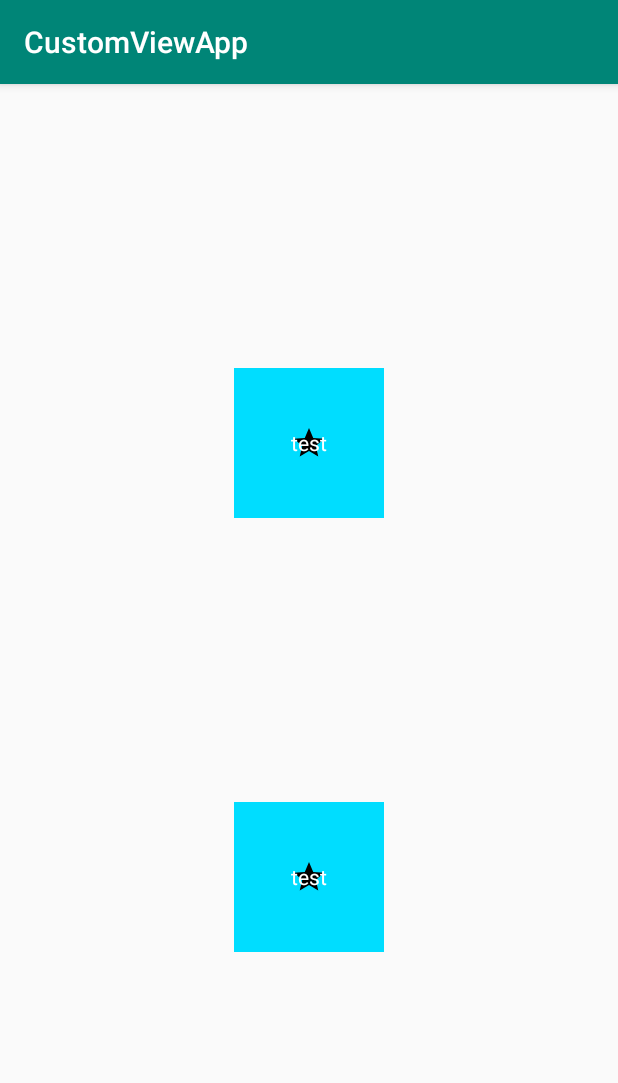
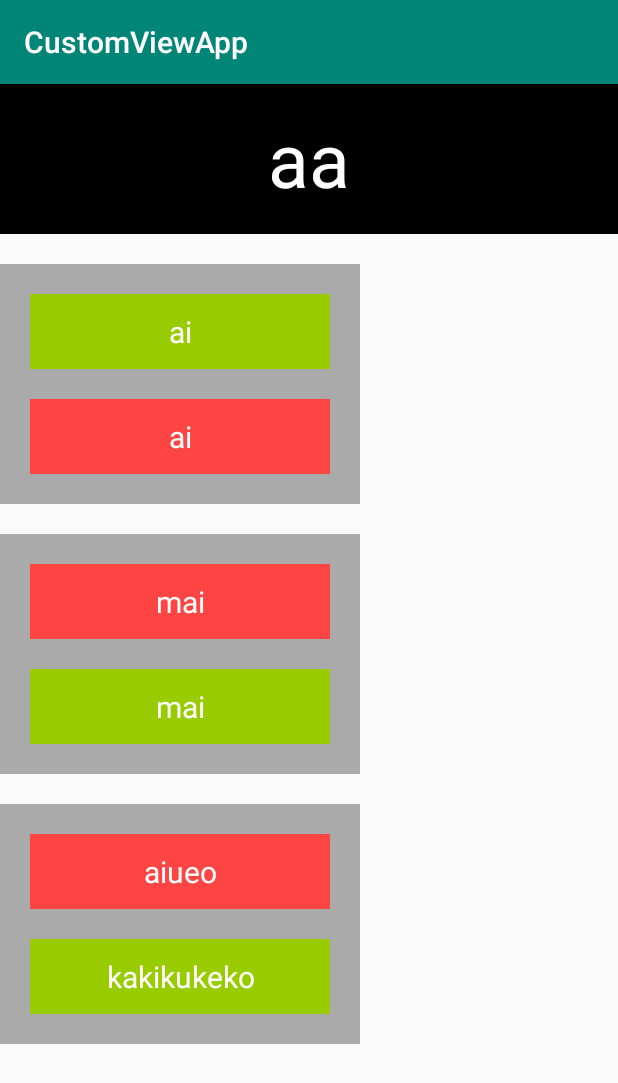
Before and after one commit to u1tramarinet/CustomViewApp, an Android app: the screen it shows after launch (MainActivity), on a phone screen of 412 x 824 dp. Shown: the top 1083 px of the screen. Run offline under Robolectric (Android 15) with nearby library versions, the phone set to English and light mode, and no system bars.

Commit message:
Add about Custom Attr.

```diff
--- a/app/src/main/java/com/example/customviewapp/MainActivity.java
+++ b/app/src/main/java/com/example/customviewapp/MainActivity.java
@@ -1,18 +1,12 @@
 package com.example.customviewapp;
 
-import android.arch.lifecycle.LiveData;
-import android.arch.lifecycle.MutableLiveData;
-import android.arch.lifecycle.Observer;
-import android.support.annotation.IdRes;
+import android.os.Bundle;
 import android.support.annotation.NonNull;
-import android.support.annotation.Nullable;
 import android.support.v4.app.Fragment;
-import android.support.v4.app.FragmentManager;
 import android.support.v4.app.FragmentTransaction;
 import android.support.v7.app.AppCompatActivity;
-import android.os.Bundle;
-import android.widget.ProgressBar;
-import android.widget.SeekBar;
+
+import com.example.customviewapp.customattr.CustomAttrFragment;
 
 public class MainActivity extends AppCompatActivity {
 
@@ -21,7 +15,9 @@ public class MainActivity extends AppCompatActivity {
         super.onCreate(savedInstanceState);
         setContentView(R.layout.activity_main);
 
-        addFragmentToActivity(CompoundButtonFragment.newInstance());
+//        addFragmentToActivity(BlankFragment.newInstance());
+//        addFragmentToActivity(ButtonFragment.newInstance());
+        addFragmentToActivity(CustomAttrFragment.newInstance());
     }
 
     private void addFragmentToActivity(@NonNull Fragment fragment) {
--- /dev/null
+++ b/app/src/main/java/com/example/customviewapp/customattr/CustomAttrFragment.java
@@ -0,0 +1,26 @@
+package com.example.customviewapp.customattr;
+
+import android.os.Bundle;
+import android.support.v4.app.Fragment;
+import android.view.LayoutInflater;
+import android.view.View;
+import android.view.ViewGroup;
+
+import com.example.customviewapp.R;
+
+public class CustomAttrFragment extends Fragment {
+
+    public CustomAttrFragment() {
+    }
+
+    public static CustomAttrFragment newInstance() {
+        return new CustomAttrFragment();
+    }
+
+    @Override
+    public View onCreateView(LayoutInflater inflater, ViewGroup container,
+                             Bundle savedInstanceState) {
+        // Inflate the layout for this fragment
+        return inflater.inflate(R.layout.fragment_custom_attr, container, false);
+    }
+}
--- /dev/null
+++ b/app/src/main/java/com/example/customviewapp/customattr/CustomTextView.java
@@ -0,0 +1,100 @@
+package com.example.customviewapp.customattr;
+
+import android.annotation.SuppressLint;
+import android.content.Context;
+import android.content.res.TypedArray;
+import android.support.annotation.ColorRes;
+import android.support.annotation.NonNull;
+import android.support.annotation.Nullable;
+import android.util.AttributeSet;
+import android.util.Log;
+
+import com.example.customviewapp.R;
+
+public class CustomTextView extends android.support.v7.widget.AppCompatTextView {
+
+    public CustomTextView(Context context) {
+        this(context, null);
+    }
+
+    public CustomTextView(Context context, AttributeSet attrs) {
+        this(context, attrs, android.R.attr.textViewStyle);
+    }
+
+    public CustomTextView(Context context, AttributeSet attrs, int defStyleAttr) {
+        super(context, attrs, defStyleAttr);
+        applyAttributes(context, attrs);
+    }
+
+    private void applyAttributes(Context context, AttributeSet attributeSet) {
+        StyleableUtils.DefaultAttributes defaultAttributes = StyleableUtils.getDefaultAttributes(context, attributeSet);
+        applyCustomAttributes(context, attributeSet, defaultAttributes);
+    }
+
+    private void applyCustomAttributes(Context context, AttributeSet attributeSet, StyleableUtils.DefaultAttributes defaultAttributes) {
+//        TypedArray ta = context.obtainStyledAttributes(attributeSet, R.styleable.CustomTextView);
+        TypedArray ta = StyleableUtils.obtainStyledAttributes(context, attributeSet, R.styleable.CustomTextView);
+
+        int test;
+        try {
+            int indexCount = ta.getIndexCount();
+            int length = ta.length();
+            test = ta.getInt(R.styleable.CustomTextView_test, 0);
+            Log.d(CustomTextView.class.getSimpleName(),
+                    "[CUSTOM_ATTR_TEST]length=" + length
+                            + ", indexCount=" + indexCount
+                            + ", test=" + test);
+        } finally {
+            ta.recycle();
+        }
+        setTestFromAttr(Test.valueOf(test), defaultAttributes);
+    }
+
+    public void setTest(@NonNull Test test) {
+        setText(test.text);
+        setBackgroundResource(test.color);
+    }
+
+    private void setTestFromAttr(@NonNull Test test, @NonNull StyleableUtils.DefaultAttributes defaultAttributes) {
+        StyleableUtils.setText(this, test.text, defaultAttributes);
+        StyleableUtils.setBackground(this, test.color, defaultAttributes);
+    }
+
+    @SuppressLint("CustomViewStyleable")
+    private void loadDefaultAttributes(Context context, AttributeSet attributeSet) {
+        TypedArray ta = context.obtainStyledAttributes(attributeSet, R.styleable.DefaultStyleable);
+
+        try {
+            int indexCount = ta.getIndexCount();
+            int length = ta.length();
+            Log.d(CustomTextView.class.getSimpleName(),
+                    "[CUSTOM_ATTR_TEST]length=" + length
+                            + ", indexCount=" + indexCount);
+        } finally {
+            ta.recycle();
+        }
+    }
+
+    enum Test {
+        A(android.R.color.holo_blue_bright, "A"),
+        B(android.R.color.holo_green_light, "B"),
+        C(android.R.color.holo_red_light, "C");
+        @ColorRes
+        private final int color;
+        private final String text;
+        Test(@ColorRes int color, @NonNull String text) {
+            this.color = color;
+            this.text = text;
+        }
+
+        @NonNull
+        private static Test valueOf(int index) {
+            for (Test test : Test.values()) {
+                if (index == test.ordinal()) {
+                    return test;
+                }
+            }
+            return Test.A;
+        }
+    }
+}
--- /dev/null
+++ b/app/src/main/java/com/example/customviewapp/customattr/CustomTextViewLayout.java
@@ -0,0 +1,100 @@
+package com.example.customviewapp.customattr;
+
+import android.content.Context;
+import android.content.res.TypedArray;
+import android.support.annotation.NonNull;
+import android.support.annotation.Nullable;
+import android.util.AttributeSet;
+import android.widget.LinearLayout;
+
+import com.example.customviewapp.R;
+
+public class CustomTextViewLayout extends LinearLayout {
+    @NonNull
+    public final CustomTextView textViewTop;
+    @NonNull
+    public final CustomTextView textViewBottom;
+    public CustomTextViewLayout(Context context) {
+        this(context, null);
+    }
+
+    public CustomTextViewLayout(Context context, @Nullable AttributeSet attrs) {
+        this(context, attrs, 0);
+    }
+
+    public CustomTextViewLayout(Context context, @Nullable AttributeSet attrs, int defStyleAttr) {
+        this(context, attrs, defStyleAttr, 0);
+    }
+
+    public CustomTextViewLayout(Context context, AttributeSet attrs, int defStyleAttr, int defStyleRes) {
+        super(context, attrs, defStyleAttr, defStyleRes);
+        inflate(context, R.layout.layout_custom_textview, this);
+        textViewTop = findViewById(R.id.textView01);
+        textViewBottom = findViewById(R.id.textView02);
+        applyAttributes(context, attrs);
+    }
+
+    private void applyAttributes(Context context, AttributeSet attributeSet) {
+        StyleableUtils.DefaultAttributes defaultAttributes = StyleableUtils.getDefaultAttributes(context, attributeSet);
+        applyCustomAttributes(context, attributeSet, defaultAttributes);
+    }
+
+    private void applyCustomAttributes(Context context, AttributeSet attributeSet, StyleableUtils.DefaultAttributes defaultAttributes) {
+        TypedArray ta = StyleableUtils.obtainStyledAttributes(context, attributeSet, R.styleable.CustomTextViewLayout);
+
+        int test2;
+        boolean textTopObtained;
+        String textTop;
+        boolean textBottomObtained;
+        String textBottom;
+        try {
+            test2 = ta.getInt(R.styleable.CustomTextViewLayout_test2, Test2.D.ordinal());
+            textTopObtained = ta.hasValueOrEmpty(R.styleable.CustomTextViewLayout_textTop);
+            textTop = ta.getString(R.styleable.CustomTextViewLayout_textTop);
+            textBottomObtained = ta.hasValueOrEmpty(R.styleable.CustomTextViewLayout_textBottom);
+            textBottom = ta.getString(R.styleable.CustomTextViewLayout_textBottom);
+        } finally {
+            ta.recycle();
+        }
+        setTest2FromAttr(Test2.valueOf(test2), defaultAttributes);
+        if (textTopObtained) {
+            textViewTop.setText(textTop);
+        }
+        if (textBottomObtained) {
+            textViewBottom.setText(textBottom);
+        }
+    }
+
+    private void setTest2FromAttr(@NonNull Test2 test2, @NonNull StyleableUtils.DefaultAttributes defaultAttributes) {
+        textViewTop.setTest(test2.testTop);
+        textViewTop.setText(test2.text);
+        textViewBottom.setTest(test2.testBottom);
+        textViewBottom.setText(test2.text);
+    }
+
+    private enum Test2 {
+        D(CustomTextView.Test.B, CustomTextView.Test.C,"ai"),
+        E(CustomTextView.Test.C, CustomTextView.Test.B,"mai"),
+        F(CustomTextView.Test.C, CustomTextView.Test.A, null);
+        @NonNull
+        final CustomTextView.Test testTop;
+        @NonNull
+        final CustomTextView.Test testBottom;
+        @Nullable
+        final String text;
+        Test2(@NonNull CustomTextView.Test testTop, @NonNull CustomTextView.Test testBottom, @Nullable String text) {
+            this.testTop = testTop;
+            this.testBottom = testBottom;
+            this.text = text;
+        }
+
+        private static Test2 valueOf(int index) {
+            for (Test2 test2 : Test2.values()) {
+                if (index == test2.ordinal()) {
+                    return test2;
+                }
+            }
+            return Test2.D;
+        }
+    }
+}
--- /dev/null
+++ b/app/src/main/java/com/example/customviewapp/customattr/StyleableUtils.java
@@ -0,0 +1,102 @@
+package com.example.customviewapp.customattr;
+
+import android.content.Context;
+import android.content.res.TypedArray;
+import android.support.annotation.DrawableRes;
+import android.support.annotation.IdRes;
+import android.support.annotation.NonNull;
+import android.support.annotation.Nullable;
+import android.support.annotation.StyleableRes;
+import android.util.AttributeSet;
+import android.util.Log;
+import android.view.View;
+import android.widget.ImageView;
+import android.widget.TextView;
+
+import com.example.customviewapp.R;
+
+public class StyleableUtils {
+    private StyleableUtils() {
+    }
+
+    static TypedArray obtainStyledAttributes(Context context, AttributeSet attributeSet, int[] attrs) {
+        return context.obtainStyledAttributes(attributeSet, attrs);
+    }
+
+    static DefaultAttributes getDefaultAttributes(Context context, AttributeSet attributeSet) {
+        TypedArray ta = obtainStyledAttributes(context, attributeSet, DefaultAttributes.STYLEABLE);
+//        TypedArray ta = context.obtainStyledAttributes(attributeSet, DefaultAttributes.STYLEABLE);
+        DefaultAttributes defaultAttributes = new DefaultAttributes();
+        try {
+            defaultAttributes.textObtained = ta.hasValueOrEmpty(DefaultAttributes.STYLEABLE_TEXT);
+            boolean hasValue = ta.hasValue(DefaultAttributes.STYLEABLE_TEXT);
+            boolean hasValueOrEmpty = ta.hasValueOrEmpty(DefaultAttributes.STYLEABLE_TEXT);
+            if (defaultAttributes.textObtained) {
+                defaultAttributes.text = ta.getString(DefaultAttributes.STYLEABLE_TEXT);
+            }
+            Log.d(StyleableUtils.class.getSimpleName(), "[CUSTOM_ATTR_TEST]hasValue=" + hasValue + ", hasValueOrEmpty=" + hasValueOrEmpty + ", text=" + defaultAttributes.text);
+
+            defaultAttributes.srcObtained = ta.hasValueOrEmpty(DefaultAttributes.STYLEABLE_SRC);
+            if (defaultAttributes.srcObtained) {
+                defaultAttributes.src = ta.getResourceId(DefaultAttributes.STYLEABLE_SRC, -1);
+            }
+
+            defaultAttributes.backgroundObtained = ta.hasValueOrEmpty(DefaultAttributes.STYLEABLE_BACKGROUND);
+            if (defaultAttributes.backgroundObtained) {
+                defaultAttributes.background = ta.getResourceId(DefaultAttributes.STYLEABLE_BACKGROUND, -1);
+            }
+        } finally {
+            ta.recycle();
+        }
+        return defaultAttributes;
+    }
+
+    static void setText(@NonNull View view, @Nullable String text) {
+        setText(view, text, null);
+    }
+
+    static void setText(@NonNull View view, @Nullable String text, @Nullable DefaultAttributes defaultAttributes) {
+        if (view instanceof TextView) {
+            ((TextView)view).setText(((defaultAttributes != null) && defaultAttributes.textObtained) ? defaultAttributes.text : text);
+        }
+    }
+
+    static void setSrc(@NonNull View view, @DrawableRes int res) {
+        setSrc(view, res, null);
+    }
+
+    static void setSrc(@NonNull View view, @DrawableRes int res, @Nullable DefaultAttributes defaultAttributes) {
+        if (view instanceof ImageView) {
+            ((ImageView)view).setImageResource(((defaultAttributes != null) && defaultAttributes.srcObtained) ? defaultAttributes.src : res);
+        }
+    }
+
+    static void setBackground(@NonNull View view, @DrawableRes int res) {
+        setBackground(view, res, null);
+    }
+
+    static void setBackground(@NonNull View view, @DrawableRes int res, @Nullable DefaultAttributes defaultAttributes) {
+        view.setBackgroundResource(((defaultAttributes != null) && defaultAttributes.backgroundObtained) ? defaultAttributes.background : res);
+    }
+
+
+    static class DefaultAttributes {
+        @StyleableRes
+        private static final int[] STYLEABLE = R.styleable.DefaultStyleable;
+        @StyleableRes
+        private static final int STYLEABLE_TEXT = R.styleable.DefaultStyleable_android_text;
+        @StyleableRes
+        private static final int STYLEABLE_SRC = R.styleable.DefaultStyleable_android_src;
+        @StyleableRes
+        private static final int STYLEABLE_BACKGROUND = R.styleable.DefaultStyleable_android_background;
+        boolean textObtained;
+        @Nullable
+        String text;
+        boolean srcObtained;
+        @IdRes
+        int src;
+        boolean backgroundObtained;
+        @IdRes
+        int background;
+    }
+}
--- /dev/null
+++ b/app/src/main/res/color/tint_image_view.xml
@@ -0,0 +1,4 @@
+<?xml version="1.0" encoding="utf-8"?>
+<selector xmlns:android="http://schemas.android.com/apk/res/android">
+    <item android:color="#00ffffff" />
+</selector>
--- /dev/null
+++ b/app/src/main/res/drawable/ic_adb_black_24dp.xml
@@ -0,0 +1,5 @@
+<vector android:autoMirrored="true" android:height="24dp"
+    android:viewportHeight="24.0" android:viewportWidth="24.0"
+    android:width="24dp" xmlns:android="http://schemas.android.com/apk/res/android">
+    <path android:fillColor="#FF000000" android:pathData="M5,16c0,3.87 3.13,7 7,7s7,-3.13 7,-7v-4L5,12v4zM16.12,4.37l2.1,-2.1 -0.82,-0.83 -2.3,2.31C14.16,3.28 13.12,3 12,3s-2.16,0.28 -3.09,0.75L6.6,1.44l-0.82,0.83 2.1,2.1C6.14,5.64 5,7.68 5,10v1h14v-1c0,-2.32 -1.14,-4.36 -2.88,-5.63zM9,9c-0.55,0 -1,-0.45 -1,-1s0.45,-1 1,-1 1,0.45 1,1 -0.45,1 -1,1zM15,9c-0.55,0 -1,-0.45 -1,-1s0.45,-1 1,-1 1,0.45 1,1 -0.45,1 -1,1z"/>
+</vector>
--- /dev/null
+++ b/app/src/main/res/drawable/ic_airline_seat_individual_suite_white_24dp.xml
@@ -0,0 +1,5 @@
+<vector android:autoMirrored="true" android:height="24dp"
+    android:tint="#FFFFFF" android:viewportHeight="24.0"
+    android:viewportWidth="24.0" android:width="24dp" xmlns:android="http://schemas.android.com/apk/res/android">
+    <path android:fillColor="#FF000000" android:pathData="M7,13c1.65,0 3,-1.35 3,-3S8.65,7 7,7s-3,1.35 -3,3 1.35,3 3,3zM19,7h-8v7L3,14L3,7L1,7v10h22v-6c0,-2.21 -1.79,-4 -4,-4z"/>
+</vector>
--- /dev/null
+++ b/app/src/main/res/layout/fragment_custom_attr.xml
@@ -0,0 +1,48 @@
+<?xml version="1.0" encoding="utf-8"?>
+<LinearLayout xmlns:android="http://schemas.android.com/apk/res/android"
+    xmlns:app="http://schemas.android.com/apk/res-auto"
+    xmlns:tools="http://schemas.android.com/tools"
+    android:layout_width="match_parent"
+    android:layout_height="match_parent"
+    android:orientation="vertical"
+    tools:context=".customattr.CustomAttrFragment">
+
+    <com.example.customviewapp.customattr.CustomTextView
+        android:layout_width="match_parent"
+        android:layout_height="100dp"
+        android:background="@android:color/background_dark"
+        android:gravity="center"
+        android:text="aa"
+        android:textColor="@android:color/white"
+        android:textSize="50sp"
+        app:test="a" />
+
+    <Space
+        android:layout_width="match_parent"
+        android:layout_height="20dp" />
+
+    <com.example.customviewapp.customattr.CustomTextViewLayout
+        android:layout_width="wrap_content"
+        android:layout_height="wrap_content" />
+
+    <Space
+        android:layout_width="match_parent"
+        android:layout_height="20dp" />
+
+    <com.example.customviewapp.customattr.CustomTextViewLayout
+        android:layout_width="wrap_content"
+        android:layout_height="wrap_content"
+        app:test2="e" />
+
+    <Space
+        android:layout_width="match_parent"
+        android:layout_height="20dp" />
+
+    <com.example.customviewapp.customattr.CustomTextViewLayout
+        android:layout_width="wrap_content"
+        android:layout_height="wrap_content"
+        app:test2="e"
+        app:textTop="aiueo"
+        app:textBottom="kakikukeko"/>
+
+</LinearLayout>
--- /dev/null
+++ b/app/src/main/res/layout/layout_custom_textview.xml
@@ -0,0 +1,29 @@
+<?xml version="1.0" encoding="utf-8"?>
+<LinearLayout
+    xmlns:android="http://schemas.android.com/apk/res/android" android:layout_width="wrap_content"
+    android:layout_height="wrap_content"
+    android:padding="20dp"
+    android:background="@android:color/darker_gray"
+    android:orientation="vertical">
+
+    <com.example.customviewapp.customattr.CustomTextView
+        android:id="@+id/textView01"
+        android:layout_width="200dp"
+        android:layout_height="50dp"
+        android:gravity="center"
+        android:textColor="@android:color/white"
+        android:textSize="20sp"/>
+
+    <Space
+        android:layout_width="match_parent"
+        android:layout_height="20dp" />
+
+    <com.example.customviewapp.customattr.CustomTextView
+        android:id="@+id/textView02"
+        android:layout_width="200dp"
+        android:layout_height="50dp"
+        android:gravity="center"
+        android:textColor="@android:color/white"
+        android:textSize="20sp"/>
+
+</LinearLayout>
--- a/build.gradle
+++ b/build.gradle
@@ -7,7 +7,7 @@ buildscript {
 
     }
     dependencies {
-        classpath 'com.android.tools.build:gradle:3.4.1'
+        classpath 'com.android.tools.build:gradle:4.1.1'
 
         // NOTE: Do not place your application dependencies here; they belong
         // in the individual module build.gradle files
```
Also changed, not shown: app/src/main/java/com/example/customviewapp/BlankFragment.java (+4 -80 lines), app/src/main/java/com/example/customviewapp/ButtonFragment.java (added, +33 -0 lines), app/src/main/res/layout/fragment_button.xml (added, +69 -0 lines), app/src/main/res/values/attr.xml (added, +28 -0 lines), gradle/wrapper/gradle-wrapper.properties.
